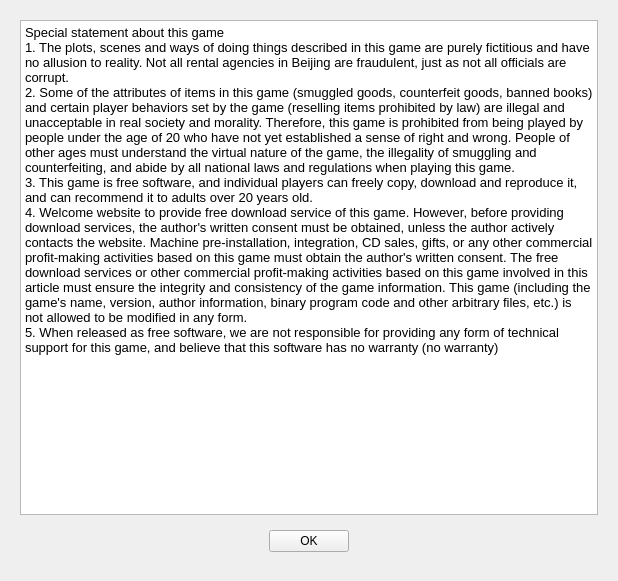
This is form/statements.ui in soda92/beijing_fushengji_rewrite as Qt 5 draws it before an edit. The edited form follows.
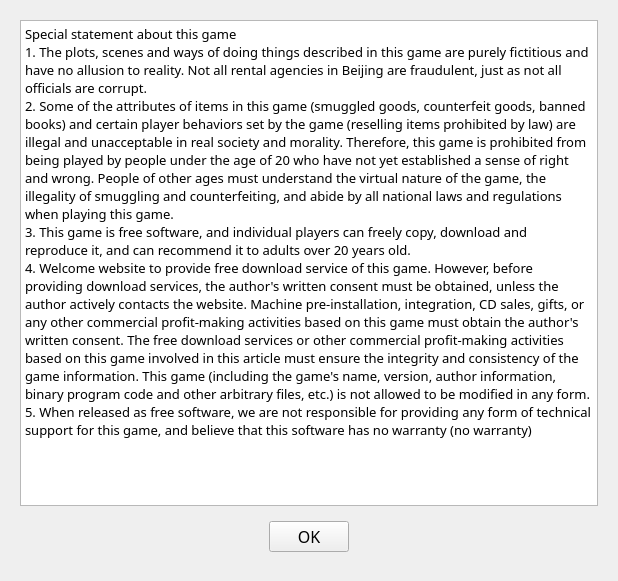
This is the edited form.

```diff
--- a/form/statements.ui
+++ b/form/statements.ui
@@ -13,12 +13,22 @@
   <property name="windowTitle">
    <string>---</string>
   </property>
+  <property name="styleSheet">
+   <string notr="true">QLabel, QPushButton, QTextBrowser, QGroupBox, QTextEdit {
+                font: 12pt MiSans;
+            }</string>
+  </property>
   <layout class="QGridLayout" name="gridLayout">
    <item row="0" column="0">
     <widget class="QWidget" name="widget" native="true">
      <layout class="QVBoxLayout" name="verticalLayout">
       <item>
        <widget class="QTextBrowser" name="textBrowser">
+        <property name="styleSheet">
+         <string notr="true">QLabel, QPushButton, QTextBrowser, QGroupBox, QTextEdit {
+                font: 12pt MiSans;
+            }</string>
+        </property>
         <property name="html">
          <string>&lt;!DOCTYPE HTML PUBLIC &quot;-//W3C//DTD HTML 4.0//EN&quot; &quot;http://www.w3.org/TR/REC-html40/strict.dtd&quot;&gt;
 &lt;html&gt;&lt;head&gt;&lt;meta name=&quot;qrichtext&quot; content=&quot;1&quot; /&gt;&lt;meta charset=&quot;utf-8&quot; /&gt;&lt;style type=&quot;text/css&quot;&gt;
@@ -26,13 +36,13 @@
 hr { height: 1px; border-width: 0; }
 li.unchecked::marker { content: &quot;\2610&quot;; }
 li.checked::marker { content: &quot;\2612&quot;; }
-&lt;/style&gt;&lt;/head&gt;&lt;body style=&quot; font-family:'Sans'; font-size:10pt; font-weight:400; font-style:normal;&quot;&gt;
-&lt;p style=&quot; margin-top:0px; margin-bottom:0px; margin-left:0px; margin-right:0px; -qt-block-indent:0; text-indent:0px;&quot;&gt;Special statement about this game&lt;/p&gt;
-&lt;p style=&quot; margin-top:0px; margin-bottom:0px; margin-left:0px; margin-right:0px; -qt-block-indent:0; text-indent:0px;&quot;&gt;1. The plots, scenes and ways of doing things described in this game are purely fictitious and have no allusion to reality. Not all rental agencies in Beijing are fraudulent, just as not all officials are corrupt.&lt;/p&gt;
-&lt;p style=&quot; margin-top:0px; margin-bottom:0px; margin-left:0px; margin-right:0px; -qt-block-indent:0; text-indent:0px;&quot;&gt;2. Some of the attributes of items in this game (smuggled goods, counterfeit goods, banned books) and certain player behaviors set by the game (reselling items prohibited by law) are illegal and unacceptable in real society and morality. Therefore, this game is prohibited from being played by people under the age of 20 who have not yet established a sense of right and wrong. People of other ages must understand the virtual nature of the game, the illegality of smuggling and counterfeiting, and abide by all national laws and regulations when playing this game.&lt;/p&gt;
-&lt;p style=&quot; margin-top:0px; margin-bottom:0px; margin-left:0px; margin-right:0px; -qt-block-indent:0; text-indent:0px;&quot;&gt;3. This game is free software, and individual players can freely copy, download and reproduce it, and can recommend it to adults over 20 years old.&lt;/p&gt;
-&lt;p style=&quot; margin-top:0px; margin-bottom:0px; margin-left:0px; margin-right:0px; -qt-block-indent:0; text-indent:0px;&quot;&gt;4. Welcome website to provide free download service of this game. However, before providing download services, the author's written consent must be obtained, unless the author actively contacts the website. Machine pre-installation, integration, CD sales, gifts, or any other commercial profit-making activities based on this game must obtain the author's written consent. The free download services or other commercial profit-making activities based on this game involved in this article must ensure the integrity and consistency of the game information. This game (including the game's name, version, author information, binary program code and other arbitrary files, etc.) is not allowed to be modified in any form.&lt;/p&gt;
-&lt;p style=&quot; margin-top:0px; margin-bottom:0px; margin-left:0px; margin-right:0px; -qt-block-indent:0; text-indent:0px;&quot;&gt;5. When released as free software, we are not responsible for providing any form of technical support for this game, and believe that this software has no warranty (no warranty)&lt;/p&gt;&lt;/body&gt;&lt;/html&gt;</string>
+&lt;/style&gt;&lt;/head&gt;&lt;body style=&quot; font-family:'MiSans'; font-size:12pt; font-weight:400; font-style:normal;&quot;&gt;
+&lt;p style=&quot; margin-top:0px; margin-bottom:0px; margin-left:0px; margin-right:0px; -qt-block-indent:0; text-indent:0px;&quot;&gt;&lt;span style=&quot; font-family:'Sans'; font-size:10pt;&quot;&gt;Special statement about this game&lt;/span&gt;&lt;/p&gt;
+&lt;p style=&quot; margin-top:0px; margin-bottom:0px; margin-left:0px; margin-right:0px; -qt-block-indent:0; text-indent:0px;&quot;&gt;&lt;span style=&quot; font-family:'Sans'; font-size:10pt;&quot;&gt;1. The plots, scenes and ways of doing things described in this game are purely fictitious and have no allusion to reality. Not all rental agencies in Beijing are fraudulent, just as not all officials are corrupt.&lt;/span&gt;&lt;/p&gt;
+&lt;p style=&quot; margin-top:0px; margin-bottom:0px; margin-left:0px; margin-right:0px; -qt-block-indent:0; text-indent:0px;&quot;&gt;&lt;span style=&quot; font-family:'Sans'; font-size:10pt;&quot;&gt;2. Some of the attributes of items in this game (smuggled goods, counterfeit goods, banned books) and certain player behaviors set by the game (reselling items prohibited by law) are illegal and unacceptable in real society and morality. Therefore, this game is prohibited from being played by people under the age of 20 who have not yet established a sense of right and wrong. People of other ages must understand the virtual nature of the game, the illegality of smuggling and counterfeiting, and abide by all national laws and regulations when playing this game.&lt;/span&gt;&lt;/p&gt;
+&lt;p style=&quot; margin-top:0px; margin-bottom:0px; margin-left:0px; margin-right:0px; -qt-block-indent:0; text-indent:0px;&quot;&gt;&lt;span style=&quot; font-family:'Sans'; font-size:10pt;&quot;&gt;3. This game is free software, and individual players can freely copy, download and reproduce it, and can recommend it to adults over 20 years old.&lt;/span&gt;&lt;/p&gt;
+&lt;p style=&quot; margin-top:0px; margin-bottom:0px; margin-left:0px; margin-right:0px; -qt-block-indent:0; text-indent:0px;&quot;&gt;&lt;span style=&quot; font-family:'Sans'; font-size:10pt;&quot;&gt;4. Welcome website to provide free download service of this game. However, before providing download services, the author's written consent must be obtained, unless the author actively contacts the website. Machine pre-installation, integration, CD sales, gifts, or any other commercial profit-making activities based on this game must obtain the author's written consent. The free download services or other commercial profit-making activities based on this game involved in this article must ensure the integrity and consistency of the game information. This game (including the game's name, version, author information, binary program code and other arbitrary files, etc.) is not allowed to be modified in any form.&lt;/span&gt;&lt;/p&gt;
+&lt;p style=&quot; margin-top:0px; margin-bottom:0px; margin-left:0px; margin-right:0px; -qt-block-indent:0; text-indent:0px;&quot;&gt;&lt;span style=&quot; font-family:'Sans'; font-size:10pt;&quot;&gt;5. When released as free software, we are not responsible for providing any form of technical support for this game, and believe that this software has no warranty (no warranty)&lt;/span&gt;&lt;/p&gt;&lt;/body&gt;&lt;/html&gt;</string>
         </property>
        </widget>
       </item>
```
